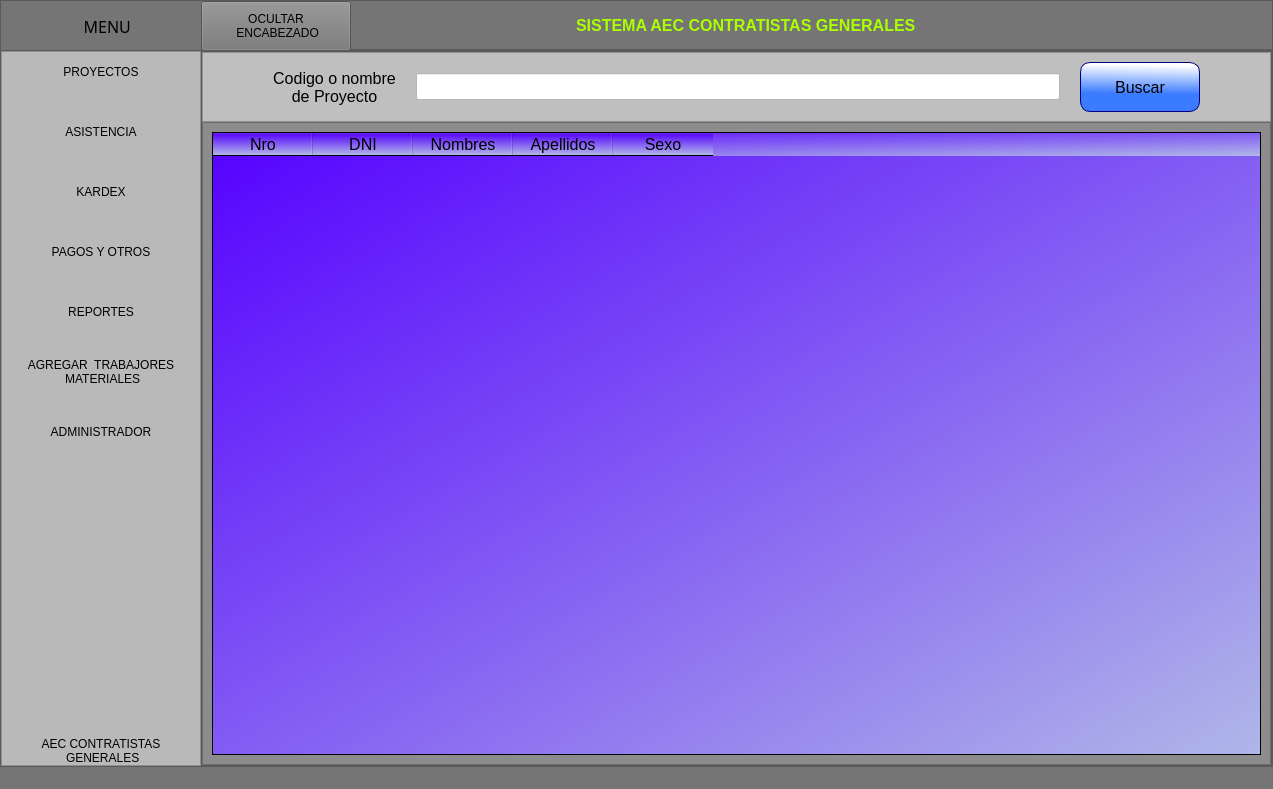
The window that ui_files/menu.ui (Romehe369/aec_contrastistas_g) describes before a commit, drawn with Qt 5.
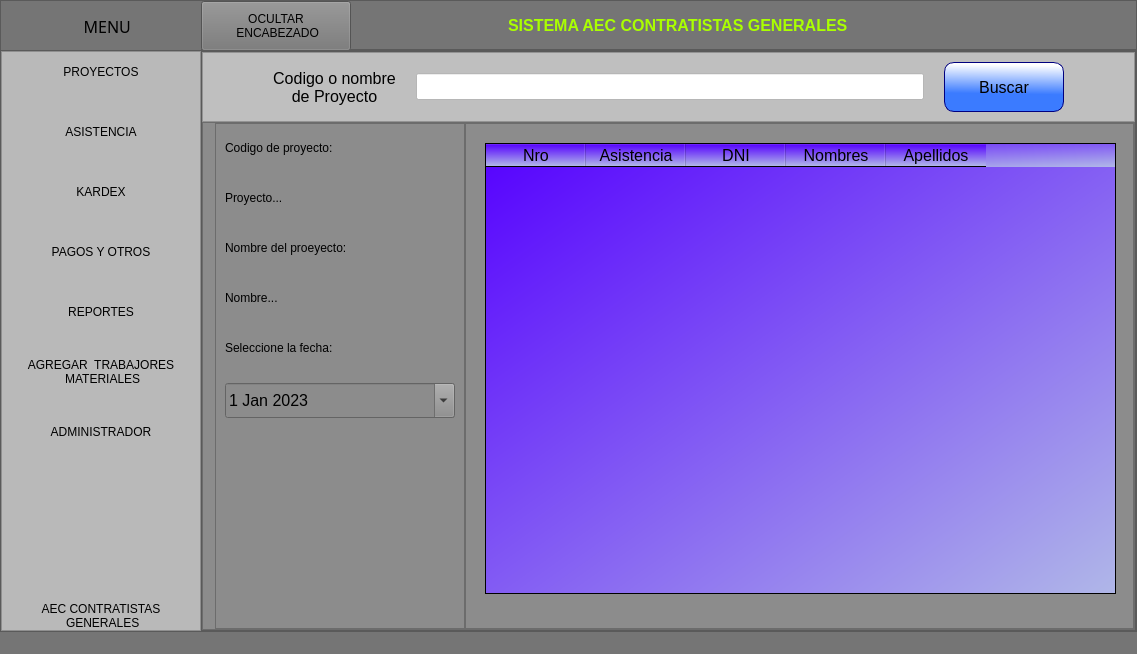
The same window after the commit. The open tabs and pages were chosen to show the change. Icons and pictures are not drawn.

The edit to the form file:
```diff
--- a/ui_files/menu.ui
+++ b/ui_files/menu.ui
@@ -6,8 +6,8 @@
    <rect>
     <x>0</x>
     <y>0</y>
-    <width>1273</width>
-    <height>789</height>
+    <width>1137</width>
+    <height>654</height>
    </rect>
   </property>
   <property name="minimumSize">
@@ -2150,7 +2150,40 @@
                </widget>
               </item>
               <item>
+               <widget class="QFrame" name="frm_asistencia">
+                <property name="frameShape">
+                 <enum>QFrame::StyledPanel</enum>
+                </property>
+                <property name="frameShadow">
+                 <enum>QFrame::Raised</enum>
+                </property>
+                <layout class="QHBoxLayout" name="horizontalLayout_11">
+                 <property name="spacing">
+                  <number>0</number>
+                 </property>
+                 <property name="leftMargin">
+                  <number>12</number>
+                 </property>
+                 <property name="topMargin">
+                  <number>0</number>
+                 </property>
+                 <property name="rightMargin">
+                  <number>0</number>
+                 </property>
+                 <property name="bottomMargin">
+                  <number>0</number>
+                 </property>
+                 <item>
                <widget class="QFrame" name="frame_6">
+                   <property name="maximumSize">
+                    <size>
+                     <width>250</width>
+                     <height>16777215</height>
+                    </size>
+                   </property>
+                   <property name="styleSheet">
+                    <string notr="true">font: 12pt &quot;MS Shell Dlg 2&quot;;</string>
+                   </property>
                 <property name="frameShape">
                  <enum>QFrame::StyledPanel</enum>
                 </property>
@@ -2158,8 +2191,136 @@
                  <enum>QFrame::Raised</enum>
                 </property>
                 <layout class="QVBoxLayout" name="verticalLayout_12">
+                    <property name="spacing">
+                     <number>20</number>
+                    </property>
                  <item>
-                  <widget class="QTableWidget" name="tableWidget">
+                     <widget class="QLabel" name="label_13">
+                      <property name="minimumSize">
+                       <size>
+                        <width>0</width>
+                        <height>30</height>
+                       </size>
+                      </property>
+                      <property name="text">
+                       <string>Codigo de proyecto:</string>
+                      </property>
+                     </widget>
+                    </item>
+                    <item>
+                     <widget class="QLabel" name="change_code_project">
+                      <property name="minimumSize">
+                       <size>
+                        <width>0</width>
+                        <height>30</height>
+                       </size>
+                      </property>
+                      <property name="text">
+                       <string>Proyecto...</string>
+                      </property>
+                     </widget>
+                    </item>
+                    <item>
+                     <widget class="QLabel" name="label_33">
+                      <property name="minimumSize">
+                       <size>
+                        <width>0</width>
+                        <height>30</height>
+                       </size>
+                      </property>
+                      <property name="text">
+                       <string>Nombre del proeyecto:</string>
+                      </property>
+                     </widget>
+                    </item>
+                    <item>
+                     <widget class="QLabel" name="change_name_project">
+                      <property name="minimumSize">
+                       <size>
+                        <width>0</width>
+                        <height>30</height>
+                       </size>
+                      </property>
+                      <property name="text">
+                       <string>Nombre...</string>
+                      </property>
+                     </widget>
+                    </item>
+                    <item>
+                     <widget class="QLabel" name="label_36">
+                      <property name="minimumSize">
+                       <size>
+                        <width>0</width>
+                        <height>30</height>
+                       </size>
+                      </property>
+                      <property name="text">
+                       <string>Seleccione la fecha:</string>
+                      </property>
+                     </widget>
+                    </item>
+                    <item>
+                     <widget class="QDateEdit" name="dt_fecha_list">
+                      <property name="minimumSize">
+                       <size>
+                        <width>0</width>
+                        <height>35</height>
+                       </size>
+                      </property>
+                      <property name="font">
+                       <font>
+                        <family>MS Shell Dlg 2</family>
+                        <pointsize>12</pointsize>
+                        <weight>50</weight>
+                        <italic>false</italic>
+                        <bold>false</bold>
+                       </font>
+                      </property>
+                      <property name="calendarPopup">
+                       <bool>true</bool>
+                      </property>
+                      <property name="date">
+                       <date>
+                        <year>2023</year>
+                        <month>1</month>
+                        <day>1</day>
+                       </date>
+                      </property>
+                     </widget>
+                    </item>
+                    <item>
+                     <spacer name="verticalSpacer_7">
+                      <property name="orientation">
+                       <enum>Qt::Vertical</enum>
+                      </property>
+                      <property name="sizeHint" stdset="0">
+                       <size>
+                        <width>20</width>
+                        <height>180</height>
+                       </size>
+                      </property>
+                     </spacer>
+                    </item>
+                   </layout>
+                  </widget>
+                 </item>
+                 <item>
+                  <widget class="QFrame" name="frame_19">
+                   <property name="frameShape">
+                    <enum>QFrame::StyledPanel</enum>
+                   </property>
+                   <property name="frameShadow">
+                    <enum>QFrame::Raised</enum>
+                   </property>
+                   <widget class="QTableWidget" name="table_asistencia">
+                    <property name="geometry">
+                     <rect>
+                      <x>20</x>
+                      <y>20</y>
+                      <width>631</width>
+                      <height>451</height>
+                     </rect>
+                    </property>
                    <property name="styleSheet">
                     <string notr="true">background-color: qlineargradient(spread:pad, x1:0, y1:0, x2:1, y2:1, stop:0 rgba(85, 0, 255, 255), stop:1 rgba(176, 183, 232, 255));</string>
                    </property>
@@ -2183,6 +2344,16 @@
                      </color>
                     </property>
                    </column>
+                    <column>
+                     <property name="text">
+                      <string>Asistencia</string>
+                     </property>
+                     <property name="font">
+                      <font>
+                       <pointsize>12</pointsize>
+                      </font>
+                     </property>
+                    </column>
                    <column>
                     <property name="text">
                      <string>DNI</string>
@@ -2213,16 +2384,7 @@
                      </font>
                     </property>
                    </column>
-                   <column>
-                    <property name="text">
-                     <string>Sexo</string>
-                    </property>
-                    <property name="font">
-                     <font>
-                      <pointsize>12</pointsize>
-                     </font>
-                    </property>
-                   </column>
+                   </widget>
                   </widget>
                  </item>
                 </layout>
```
Left out of the diff: 6 changed lines with no effect on the pictures. Lines whose indentation alone changed are shown as unchanged.
